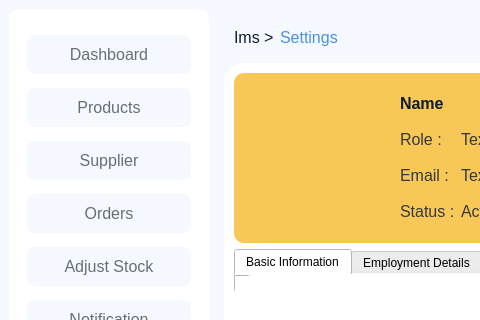
arshc0der/Inventory-Management-System, file dashboard.ui: the form before one commit; both pictures show x 0 to 480 and y 0 to 320 of the 1074 by 637 pixel window.
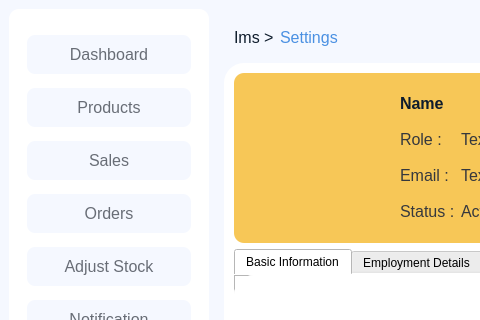
The form after the commit. The open tabs and pages were chosen to show the change. Icons and pictures are not drawn.

Commit message: fixed the ui switching accroding to role

Diff of the .ui file:
```diff
--- a/dashboard.ui
+++ b/dashboard.ui
@@ -141,7 +141,7 @@
 }</string>
             </property>
             <property name="text">
-             <string>Supplier</string>
+             <string>Sales</string>
             </property>
             <property name="icon">
              <iconset>
```
Left out of the diff: 2 changed lines with no effect on the pictures. The commit also changes 1 other file.
